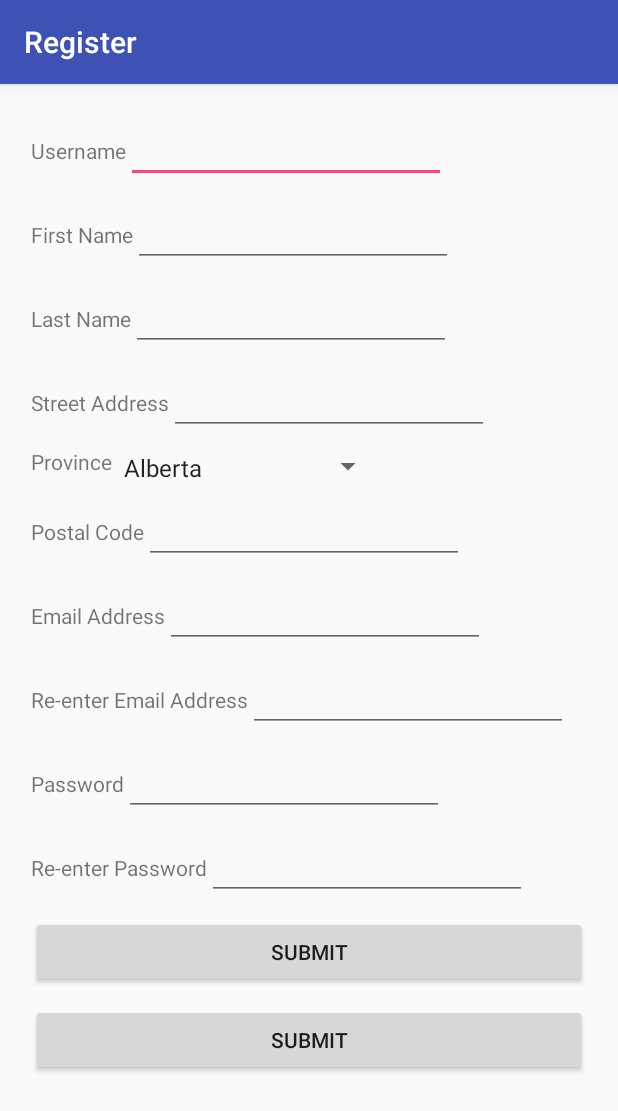
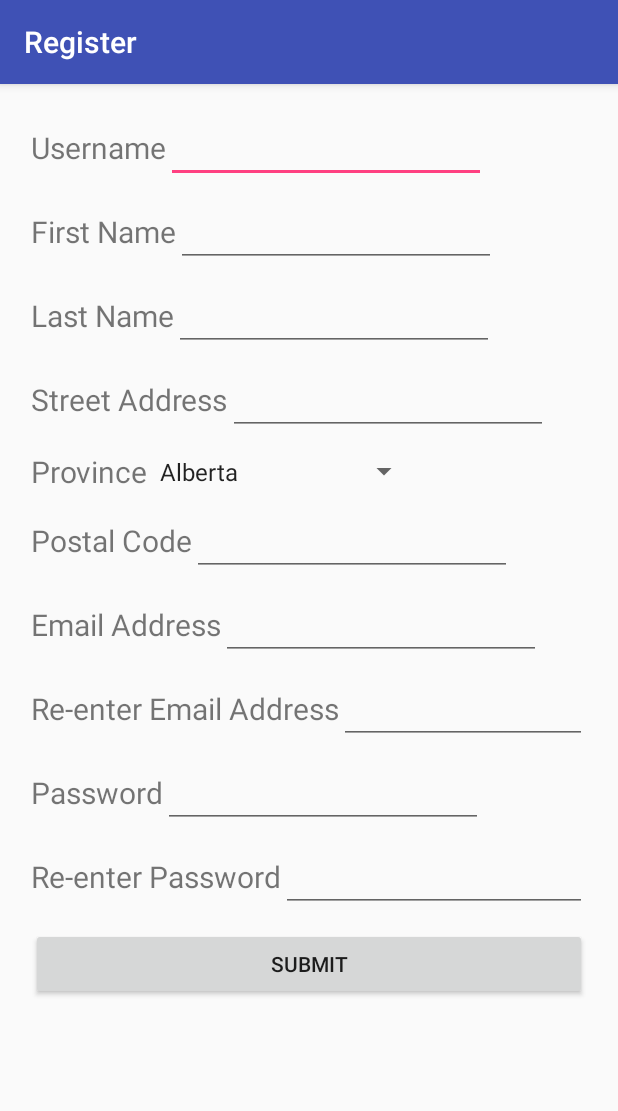
Before and after one commit to Yodilicious/Netalu, an Android app: the RegistrationActivity screen opened directly, with no data from a screen before it, on a phone screen of 412 x 824 dp. Shown: the top 1111 px of the screen. Run offline under Robolectric (Android 15) with nearby library versions, the phone set to English and light mode, and no system bars.

Commit message:
Added Scroll View for Registration Activity

```diff
--- a/app/src/main/res/layout/activity_registration.xml
+++ b/app/src/main/res/layout/activity_registration.xml
@@ -9,6 +9,10 @@
     <RelativeLayout xmlns:android="http://schemas.android.com/apk/res/android"
         android:layout_width="fill_parent"
         android:layout_height="fill_parent">
+
+        <ScrollView
+            android:layout_width="match_parent"
+            android:layout_height="match_parent">
 
             <LinearLayout
                 android:id="@+id/linearLayout2"
@@ -30,14 +34,15 @@
                         android:id="@+id/usernameTextView"
                         android:layout_width="wrap_content"
                         android:layout_height="wrap_content"
-                    android:text="Username" />
+                        android:text="Username"
+                        android:textSize="@dimen/text_form_label" />
 
                     <EditText
                         android:id="@+id/usernameTextEdit"
                         android:layout_width="wrap_content"
                         android:layout_height="wrap_content"
                         android:ems="10"
-                    android:inputType="textPersonName" />
+                        android:inputType="textPersonName|textCapWords" />
 
                 </LinearLayout>
 
@@ -52,7 +57,8 @@
                         android:id="@+id/firstNameTextView"
                         android:layout_width="wrap_content"
                         android:layout_height="wrap_content"
-                    android:text="First Name" />
+                        android:text="First Name"
+                        android:textSize="@dimen/text_form_label" />
 
                     <EditText
                         android:id="@+id/firstNameEditText"
@@ -75,7 +81,8 @@
                         android:id="@+id/lastNameTextView"
                         android:layout_width="wrap_content"
                         android:layout_height="wrap_content"
-                    android:text="Last Name" />
+                        android:text="Last Name"
+                        android:textSize="@dimen/text_form_label" />
 
                     <EditText
                         android:id="@+id/lastNameTextEdit"
@@ -97,7 +104,8 @@
                         android:id="@+id/streetAddressTextView"
                         android:layout_width="wrap_content"
                         android:layout_height="wrap_content"
-                    android:text="Street Address" />
+                        android:text="Street Address"
+                        android:textSize="@dimen/text_form_label" />
 
                     <EditText
                         android:id="@+id/streetAddressTextEdit"
@@ -119,12 +127,14 @@
                         android:id="@+id/provinceTextView"
                         android:layout_width="wrap_content"
                         android:layout_height="wrap_content"
-                    android:text="Province" />
+                        android:text="Province"
+                        android:textSize="@dimen/text_form_label" />
 
                     <Spinner
                         android:id="@+id/provinceSpinner"
                         android:layout_width="wrap_content"
-                    android:layout_height="match_parent" />
+                        android:layout_height="match_parent"
+                        android:textSize="@dimen/text_form_label" />
 
                 </LinearLayout>
 
@@ -139,7 +149,8 @@
                         android:id="@+id/postalCodeTextView"
                         android:layout_width="wrap_content"
                         android:layout_height="wrap_content"
-                    android:text="Postal Code" />
+                        android:text="Postal Code"
+                        android:textSize="@dimen/text_form_label" />
 
                     <EditText
                         android:id="@+id/postalCodeTextEdit"
@@ -161,7 +172,8 @@
                         android:id="@+id/emailTextView"
                         android:layout_width="wrap_content"
                         android:layout_height="wrap_content"
-                    android:text="Email Address" />
+                        android:text="Email Address"
+                        android:textSize="@dimen/text_form_label" />
 
                     <EditText
                         android:id="@+id/emailTextEdit"
@@ -169,6 +181,7 @@
                         android:layout_height="wrap_content"
                         android:ems="10"
                         android:inputType="textEmailAddress" />
+
                 </LinearLayout>
 
                 <LinearLayout
@@ -182,7 +195,8 @@
                         android:id="@+id/email2TextView"
                         android:layout_width="wrap_content"
                         android:layout_height="wrap_content"
-                        android:text="Re-enter Email Address" />
+                        android:text="Re-enter Email Address"
+                        android:textSize="@dimen/text_form_label" />
 
                     <EditText
                         android:id="@+id/email2TextEdit"
@@ -203,7 +217,8 @@
                         android:id="@+id/passwordTextView"
                         android:layout_width="wrap_content"
                         android:layout_height="wrap_content"
-                        android:text="Password" />
+                        android:text="Password"
+                        android:textSize="@dimen/text_form_label" />
 
                     <EditText
                         android:id="@+id/passwordTextEdit"
@@ -225,7 +240,8 @@
                         android:id="@+id/password2TextView"
                         android:layout_width="wrap_content"
                         android:layout_height="wrap_content"
-                        android:text="Re-enter Password" />
+                        android:text="Re-enter Password"
+                        android:textSize="@dimen/text_form_label" />
 
                     <EditText
                         android:id="@+id/password2TextEdit"
@@ -243,23 +259,7 @@
                     android:padding="5dp">
 
                     <Button
-                    android:id="@+id/submitButton"
-                    android:layout_width="match_parent"
-                    android:layout_height="wrap_content"
-                    android:layout_weight="0.5"
-                    android:text="Submit" />
-
-            </LinearLayout>
-
-                <LinearLayout
-                    android:layout_width="match_parent"
-                    android:layout_height="wrap_content"
-                    android:gravity="bottom"
-                    android:orientation="horizontal"
-                    android:padding="5dp">
-
-                    <Button
-                        android:id="@+id/submitButton"
+                        android:id="@+id/registrationSubmitButton"
                         android:layout_width="match_parent"
                         android:layout_height="wrap_content"
                         android:layout_weight="0.5"
@@ -268,6 +268,7 @@
                 </LinearLayout>
 
             </LinearLayout>
+        </ScrollView>
 
     </RelativeLayout>
 
--- a/app/src/main/res/values/dimens.xml
+++ b/app/src/main/res/values/dimens.xml
@@ -3,4 +3,5 @@
     <dimen name="app_bar_height">180dp</dimen>
     <dimen name="fab_margin">16dp</dimen>
     <dimen name="text_margin">16dp</dimen>
+    <dimen name="text_form_label">20dp</dimen>
 </resources>
```
Lines whose indentation alone changed are shown as unchanged.
